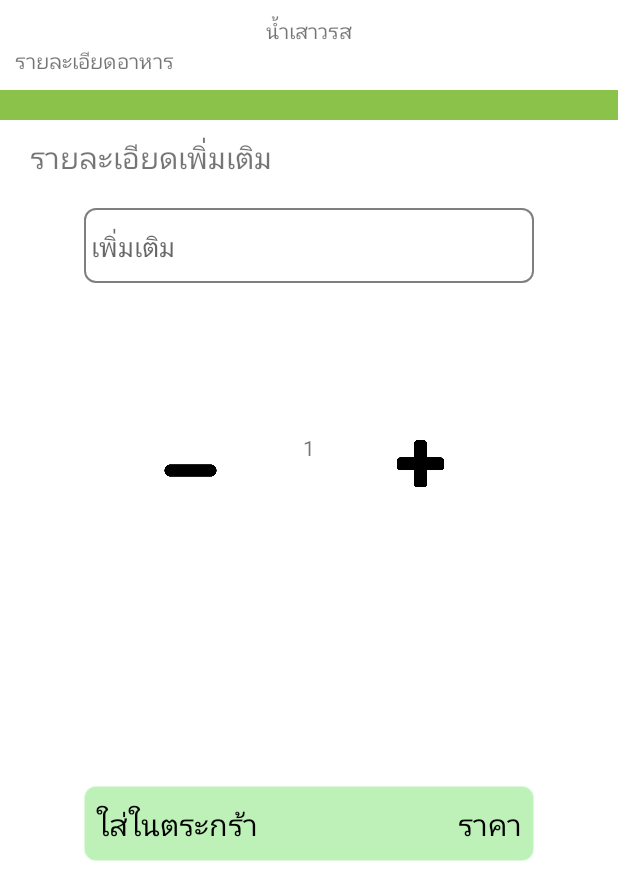
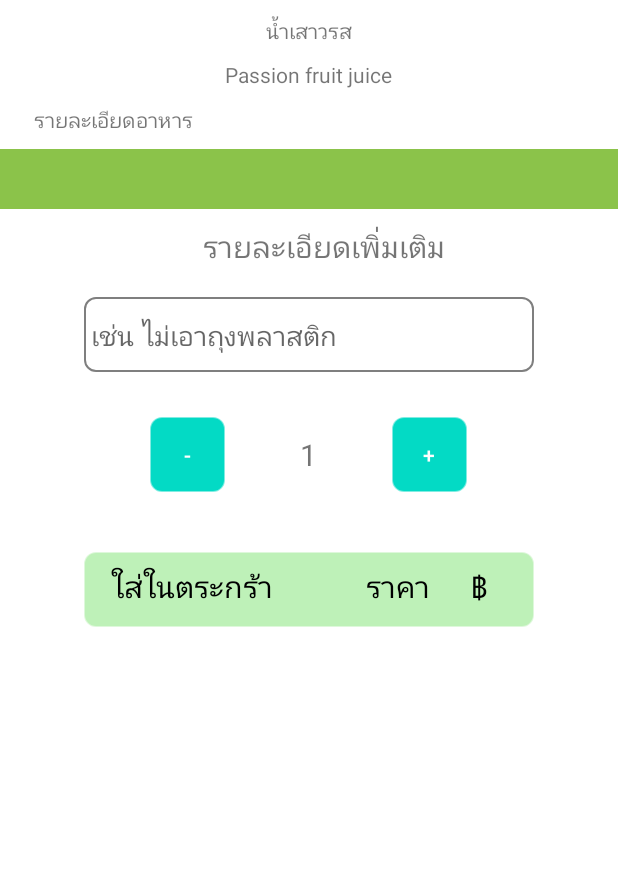
Before and after one commit to pawinee25/Raansalatpak, an Android app: the OrderDetailActivity screen opened directly, with no data from a screen before it, on a phone screen of 412 x 824 dp, the part 345-1236 px from its top. Run offline under Robolectric (Android 15) with nearby library versions, the phone set to English and light mode, and no system bars.

Commit message:
10/1/2564 คลิกหน้าเมนูเเนะนำเเล้วโชว์หน้ารายละเอียด

```diff
--- a/app/build.gradle
+++ b/app/build.gradle
@@ -30,7 +30,8 @@ android {
 }
 
 dependencies {
-
+    //implementation 'com.android.support:desing:26.+'
+   // compile 'com.cepheuen.elegant-number-button:lib:1.0.2'
     implementation 'androidx.appcompat:appcompat:1.2.0'
     implementation 'com.google.android.material:material:1.2.1'
     implementation 'com.google.android.material:material:1.2.1'
--- a/app/src/main/java/com/example/raansalatpak/ConnectDB.java
+++ b/app/src/main/java/com/example/raansalatpak/ConnectDB.java
@@ -5,7 +5,7 @@ import com.adedom.library.Dru;
 import java.sql.Connection;
 
 public class ConnectDB {
-    public static String BASE_URL = "172.20.10.6";
+    public static String BASE_URL = "192.168.1.13";
     public static String BASE_IMAGE = "http://" + BASE_URL + "/ics/images/";
 
     public static Connection getConnection() {
--- a/app/src/main/java/com/example/raansalatpak/OrderDetailActivity.java
+++ b/app/src/main/java/com/example/raansalatpak/OrderDetailActivity.java
@@ -3,12 +3,32 @@ package com.example.raansalatpak;
 import androidx.appcompat.app.AppCompatActivity;
 
 import android.os.Bundle;
+import android.view.View;
+import android.widget.TextView;
 
 public class OrderDetailActivity extends AppCompatActivity {
+
+    private TextView mTvNumberCounter;
+    private int Count = 0 ;
 
     @Override
     protected void onCreate(Bundle savedInstanceState) {
         super.onCreate(savedInstanceState);
         setContentView(R.layout.activity_order_detail);
+
+        mTvNumberCounter = (TextView) findViewById(R.id.tv_number_counter);
+
+
+    }
+    public  void increment(View v){
+        Count++;
+        mTvNumberCounter.setText(""+Count);
+
+
+    }
+    public void decrement(View v){
+        if(Count <= 0) Count = 0;
+        else Count--;
+        mTvNumberCounter.setText(""+Count);
     }
 }
--- a/app/src/main/java/com/example/raansalatpak/Recommend_Fragment.java
+++ b/app/src/main/java/com/example/raansalatpak/Recommend_Fragment.java
@@ -1,6 +1,7 @@
 package com.example.raansalatpak;
 
 import android.app.Activity;
+import android.content.Intent;
 import android.os.Bundle;
 import android.util.Log;
 import android.view.LayoutInflater;
@@ -28,12 +29,12 @@ public class Recommend_Fragment extends Fragment {
     private static final String TAG = "Recommend_Fragment";
     private RecyclerView mRecyclerView;
     private ArrayList<Product> items;
+    private  ImageView miv_imageadd ;
 
     @Nullable
     @Override
     public View onCreateView(@NonNull LayoutInflater inflater, @Nullable ViewGroup container, @Nullable Bundle savedInstanceState) {
         return inflater.inflate(R.layout.fragment_recommend, container, false);
-
     }
 
     @Override
@@ -42,11 +43,19 @@ public class Recommend_Fragment extends Fragment {
         mRecyclerView = (RecyclerView) view.findViewById(R.id.recyclerViewrecomment);
         mRecyclerView.setLayoutManager(new LinearLayoutManager(getContext()));
         mRecyclerView.setAdapter(new RecommentAdapter());
+        miv_imageadd = (ImageView)view.findViewById(R.id.iv_imageadd);
+
+//        miv_imageadd.setOnClickListener(new View.OnClickListener() {
+//            @Override
+//            public void onClick(View view) {
+//                startActivity(new Intent(getBaseContext(), RegisterActivity.class));
+//            }
+//        });
     }
+
 
     public void onResume() {
         super.onResume();
-
         fetchProduct();
     }
 
@@ -108,6 +117,7 @@ public class Recommend_Fragment extends Fragment {
 
     private class ProducrtHolder extends RecyclerView.ViewHolder {
         private final ImageView ivimagefood;
+        private final ImageView iv_imagefood;
         private final TextView tvnamefoodth;
         private final TextView tvnamefoodus;
         private final TextView tvprice;
@@ -118,6 +128,15 @@ public class Recommend_Fragment extends Fragment {
             tvnamefoodth = (TextView) itemView.findViewById(R.id.tv_namefoodth);
             tvnamefoodus = (TextView) itemView.findViewById(R.id.tv_namefoodus);
             tvprice = (TextView) itemView.findViewById(R.id.tv_price);
+            iv_imagefood = (ImageView)itemView.findViewById(R.id.iv_imageadd);
+
+            iv_imagefood.setOnClickListener(new View.OnClickListener() {
+                @Override
+                public void onClick(View view) {
+                    startActivity(new Intent(getContext(),OrderDetailActivity.class));
+                }
+            });
+
 
         }
     }
--- a/app/src/main/res/layout/activity_order_detail.xml
+++ b/app/src/main/res/layout/activity_order_detail.xml
@@ -1,7 +1,9 @@
 <?xml version="1.0" encoding="utf-8"?>
-<androidx.constraintlayout.widget.ConstraintLayout xmlns:android="http://schemas.android.com/apk/res/android"
+<LinearLayout xmlns:android="http://schemas.android.com/apk/res/android"
     xmlns:app="http://schemas.android.com/apk/res-auto"
     xmlns:tools="http://schemas.android.com/tools"
+    android:orientation="vertical"
+    android:gravity="center_horizontal"
     android:layout_width="match_parent"
     android:layout_height="match_parent"
     tools:context=".OrderDetailActivity">
@@ -17,28 +19,35 @@
         app:layout_constraintTop_toTopOf="parent" />
 
     <TextView
-        android:id="@+id/tv_a"
+        android:id="@+id/tv_namefoodth"
         android:layout_width="wrap_content"
         android:layout_height="wrap_content"
         android:layout_marginTop="10dp"
         android:text="น้ำเสาวรส"
-        app:layout_constraintEnd_toEndOf="parent"
-        app:layout_constraintStart_toStartOf="parent"
-        app:layout_constraintTop_toBottomOf="@+id/img_imgae" />
+        />
+    <TextView
+        android:id="@+id/tv_namefoodus"
+        android:layout_width="wrap_content"
+        android:layout_height="wrap_content"
+        android:layout_marginTop="10dp"
+        android:text="Passion fruit juice"
+        />
 
     <TextView
-        android:id="@+id/tv_b"
+        android:id="@+id/tv_detail_food"
         android:layout_width="wrap_content"
         android:layout_height="wrap_content"
-        android:layout_marginLeft="10dp"
+        android:layout_marginLeft="-130dp"
+        android:layout_marginTop="10dp"
         android:text="รายละเอียดอาหาร"
+        android:gravity="center"
         app:layout_constraintStart_toStartOf="parent"
         app:layout_constraintTop_toBottomOf="@+id/tv_a" />
 
     <View
-        android:id="@+id/v_c"
+        android:id="@+id/v_roll"
         android:layout_width="match_parent"
-        android:layout_height="20dp"
+        android:layout_height="40dp"
         android:layout_marginTop="10dp"
         android:background="#8BC34A"
         app:layout_constraintEnd_toEndOf="parent"
@@ -46,10 +55,10 @@
         app:layout_constraintTop_toBottomOf="@+id/tv_b" />
 
     <TextView
-        android:id="@+id/tv_d"
+        android:id="@+id/tv_detail"
         android:layout_width="wrap_content"
         android:layout_height="wrap_content"
-        android:layout_marginLeft="20dp"
+        android:layout_marginLeft="10dp"
         android:layout_marginTop="10dp"
         android:text="รายละเอียดเพิ่มเติม"
         android:textSize="20dp"
@@ -62,52 +71,60 @@
         android:layout_height="50dp"
         android:layout_marginTop="20dp"
         android:background="@drawable/shape_edit"
-        android:hint="เพิ่มเติม"
+        android:hint="เช่น ไม่เอาถุงพลาสติก"
         app:layout_constraintEnd_toEndOf="parent"
         app:layout_constraintStart_toStartOf="parent"
         app:layout_constraintTop_toBottomOf="@+id/tv_d" />
 
-    <TextView
-        android:id="@+id/tv_e"
+    <LinearLayout
         android:layout_width="wrap_content"
+        android:layout_marginTop="30dp"
         android:layout_height="wrap_content"
-        android:layout_marginTop="100dp"
-        android:text="1"
-        app:layout_constraintEnd_toEndOf="parent"
-        app:layout_constraintStart_toStartOf="parent"
-        app:layout_constraintTop_toBottomOf="@+id/edt_a" />
+        android:orientation="horizontal">
 
-    <ImageView
-        android:layout_width="50dp"
-        android:layout_height="50dp"
-        android:layout_marginEnd="50dp"
-        android:src="@drawable/dl"
-        app:layout_constraintEnd_toStartOf="@id/tv_e"
-        app:layout_constraintTop_toTopOf="@+id/tv_e" />
+        <Button
+            android:id="@+id/subtract_btn"
+            android:layout_width="50dp"
+            android:layout_height="50dp"
+            android:layout_marginEnd="50dp"
+            android:layout_weight="1"
+            android:backgroundTint="#BEF1B8"
+            android:background="@drawable/shape_edit"
+            android:text="-" />
 
-    <ImageView
-        android:layout_width="40dp"
-        android:layout_height="40dp"
-        android:layout_marginStart="50dp"
-        android:src="@drawable/ps"
-        app:layout_constraintStart_toEndOf="@+id/tv_e"
-        app:layout_constraintTop_toTopOf="@+id/tv_e" />
+        <TextView
+            android:id="@+id/tv_number_counter"
+            android:layout_width="wrap_content"
+            android:layout_height="wrap_content"
+            android:layout_gravity="center"
+            android:textSize="20dp"
+            android:background="@color/white"
+            android:text="1" />
+
+        <Button
+            android:layout_width="50dp"
+            android:layout_height="50dp"
+            android:layout_marginStart="50dp"
+            android:backgroundTint="#BEF1B8"
+            android:layout_weight="1"
+            android:background="@drawable/shape_edit"
+            android:text="+"/>
+
+    </LinearLayout>
 
     <RelativeLayout
         android:backgroundTint="#BEF1B8"
+        android:layout_marginTop="40dp"
         android:background="@drawable/shape_edit"
         android:layout_width="300dp"
         android:layout_height="50dp"
-        android:layout_marginBottom="20dp"
-        android:padding="8dp"
-        app:layout_constraintBottom_toBottomOf="parent"
-        app:layout_constraintEnd_toEndOf="parent"
-        app:layout_constraintStart_toStartOf="parent">
+        android:layout_marginBottom="10dp"
+        android:padding="8dp">
 
         <TextView
             android:layout_width="wrap_content"
             android:layout_height="wrap_content"
-            android:layout_centerVertical="true"
+            android:layout_marginStart="10dp"
             android:text="ใส่ในตระกร้า"
             android:textColor="@color/black"
             android:textSize="20dp" />
@@ -115,11 +132,19 @@
         <TextView
             android:layout_width="wrap_content"
             android:layout_height="wrap_content"
-            android:layout_alignParentEnd="true"
-            android:layout_centerVertical="true"
             android:text="ราคา"
+            android:layout_marginStart="180dp"
+            android:textColor="@color/black"
+            android:textSize="20dp" />
+        <TextView
+            android:layout_width="wrap_content"
+            android:layout_height="wrap_content"
+            android:layout_marginStart="250dp"
+            android:text="฿"
             android:textColor="@color/black"
             android:textSize="20dp" />
 
     </RelativeLayout>
-</androidx.constraintlayout.widget.ConstraintLayout>
+
+
+</LinearLayout>
--- a/app/src/main/res/values/Styles.xml
+++ b/app/src/main/res/values/Styles.xml
@@ -18,7 +18,7 @@
         <item name="android:fontFamily">casual</item>
     </style>
 
-    <style name="EditText" paฟrent="MatchWrap">
+    <style name="EditText" parent="MatchWrap">
         <item name="android:fontFamily">casual</item>
         <item name="android:layout_width">@dimen/mainLarge</item>
         <item name="android:textAppearance">@style/TextAppearance.AppCompat.Medium</item>
```
Also changed, not shown: gradle/wrapper/gradle-wrapper.properties.
